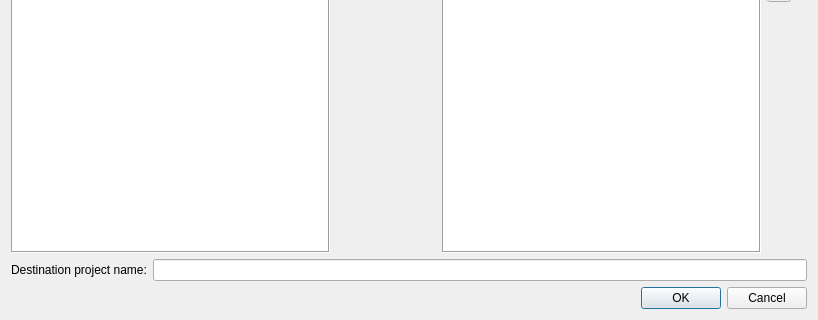
This is ui/src/fixtureremap.ui in mcallegari/qlcplus as Qt 5 draws it before an edit; both pictures show x 0 to 818 and y 174 to 494 of the 818 by 494 pixel window. The edited form follows.
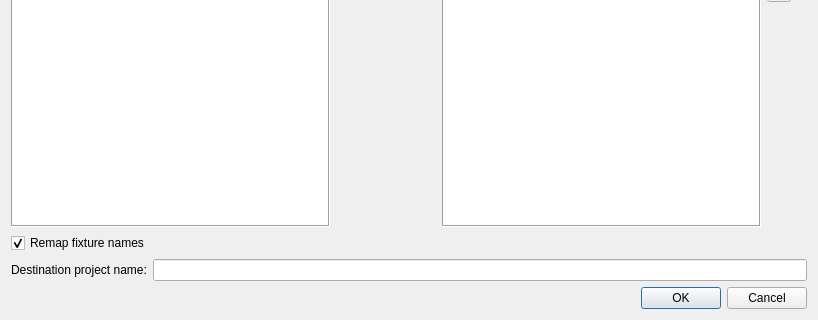
This is the edited form. Icons and pictures are not drawn.

Commit message: Fixtures remap: It is now possible to remap fixture names as well

Diff of the .ui file:
```diff
--- a/ui/src/fixtureremap.ui
+++ b/ui/src/fixtureremap.ui
@@ -217,6 +217,16 @@
      </item>
     </layout>
    </item>
+   <item>
+    <widget class="QCheckBox" name="m_remapNamesCheck">
+     <property name="text">
+      <string>Remap fixture names</string>
+     </property>
+     <property name="checked">
+      <bool>true</bool>
+     </property>
+    </widget>
+   </item>
    <item>
     <layout class="QHBoxLayout" name="horizontalLayout">
      <item>
```
The commit also changes 2 other files.
